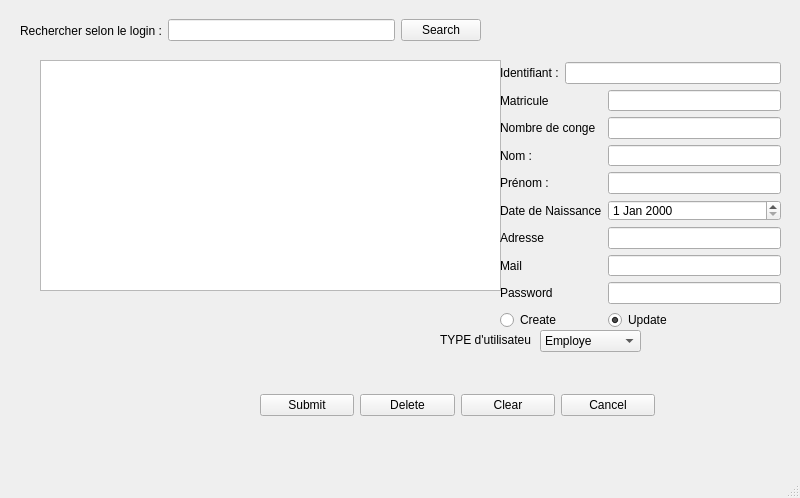
Before: the Qt Designer form adminui.ui in ElHadjiOumar/GestionConge, drawn with Qt 5.
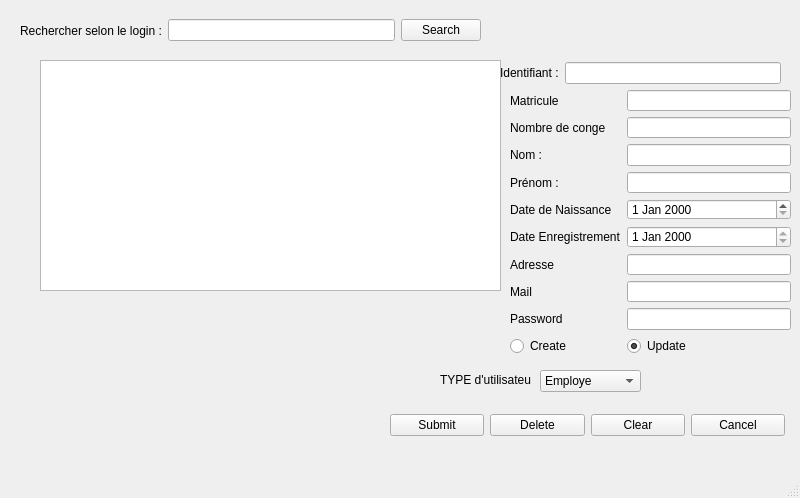
After: the same form once the commit is applied.

What changed in the file:
```diff
--- a/adminui.ui
+++ b/adminui.ui
@@ -17,8 +17,8 @@
    <widget class="QWidget" name="gridLayoutWidget">
     <property name="geometry">
      <rect>
-      <x>260</x>
-      <y>390</y>
+      <x>390</x>
+      <y>410</y>
       <width>395</width>
       <height>31</height>
      </rect>
@@ -120,10 +120,10 @@
    <widget class="QWidget" name="formLayoutWidget">
     <property name="geometry">
      <rect>
-      <x>500</x>
+      <x>510</x>
       <y>90</y>
       <width>281</width>
-      <height>240</height>
+      <height>266</height>
      </rect>
     </property>
     <layout class="QFormLayout" name="formLayout">
@@ -147,7 +147,7 @@
      <item row="2" column="1">
       <widget class="QLineEdit" name="lineEditNom"/>
      </item>
-     <item row="10" column="0">
+     <item row="11" column="0">
       <widget class="QRadioButton" name="radioButtonCreate">
        <property name="text">
         <string>Create</string>
@@ -157,7 +157,7 @@
        </property>
       </widget>
      </item>
-     <item row="10" column="1">
+     <item row="11" column="1">
       <widget class="QRadioButton" name="radioButtonUpdate">
        <property name="text">
         <string>Update</string>
@@ -184,34 +184,34 @@
        </property>
       </widget>
      </item>
-     <item row="5" column="0">
+     <item row="6" column="0">
       <widget class="QLabel" name="labelAdresse">
        <property name="text">
         <string>Adresse</string>
        </property>
       </widget>
      </item>
-     <item row="6" column="0">
+     <item row="7" column="0">
       <widget class="QLabel" name="labelLogin">
        <property name="text">
         <string>Mail</string>
        </property>
       </widget>
      </item>
-     <item row="7" column="0">
+     <item row="8" column="0">
       <widget class="QLabel" name="labelPassword">
        <property name="text">
         <string>Password </string>
        </property>
       </widget>
      </item>
-     <item row="5" column="1">
-      <widget class="QLineEdit" name="lineEditAdresse"/>
-     </item>
      <item row="6" column="1">
-      <widget class="QLineEdit" name="lineEditLogin"/>
+      <widget class="QLineEdit" name="lineEditAdresse"/>
      </item>
      <item row="7" column="1">
+      <widget class="QLineEdit" name="lineEditLogin"/>
+     </item>
+     <item row="8" column="1">
       <widget class="QLineEdit" name="lineEditPassword">
        <property name="echoMode">
         <enum>QLineEdit::Password</enum>
@@ -231,6 +231,20 @@
      <item row="0" column="1">
       <widget class="QLineEdit" name="lineEditMatricule"/>
      </item>
+     <item row="5" column="0">
+      <widget class="QLabel" name="labelEnregistrement">
+       <property name="text">
+        <string>Date Enregistrement</string>
+       </property>
+      </widget>
+     </item>
+     <item row="5" column="1">
+      <widget class="QDateEdit" name="dateEdit_2">
+       <property name="readOnly">
+        <bool>true</bool>
+       </property>
+      </widget>
+     </item>
     </layout>
    </widget>
    <widget class="QWidget" name="horizontalLayoutWidget_3">
@@ -263,7 +277,7 @@
     <property name="geometry">
      <rect>
       <x>540</x>
-      <y>330</y>
+      <y>370</y>
       <width>101</width>
       <height>22</height>
      </rect>
@@ -293,7 +307,7 @@
     <property name="geometry">
      <rect>
       <x>440</x>
-      <y>330</y>
+      <y>370</y>
       <width>91</width>
       <height>20</height>
      </rect>
```
